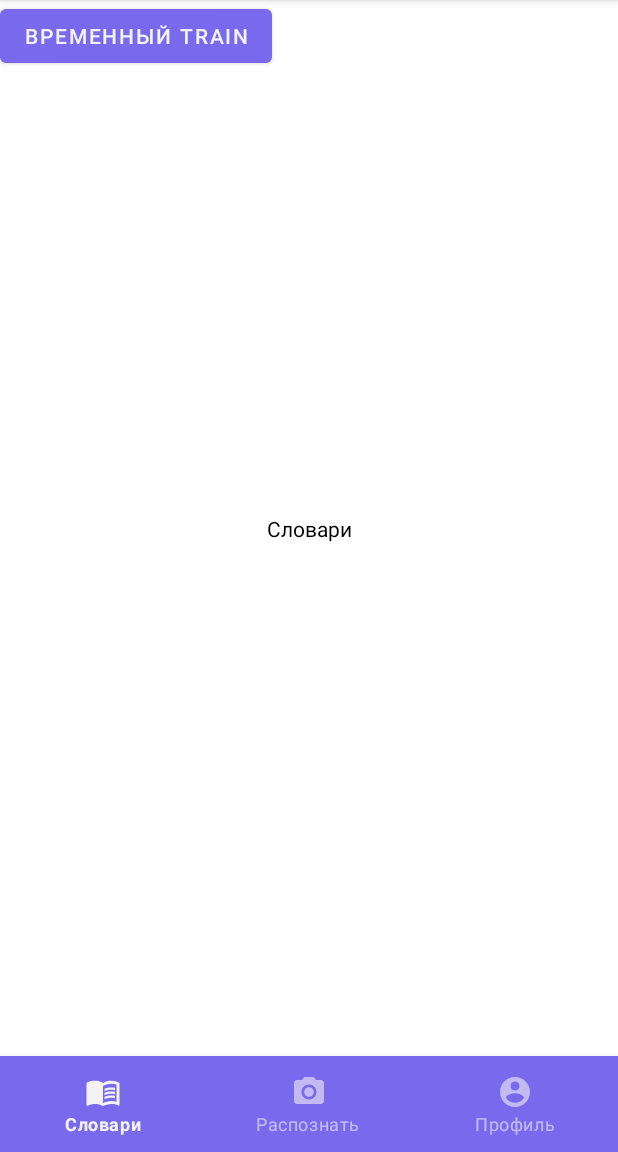
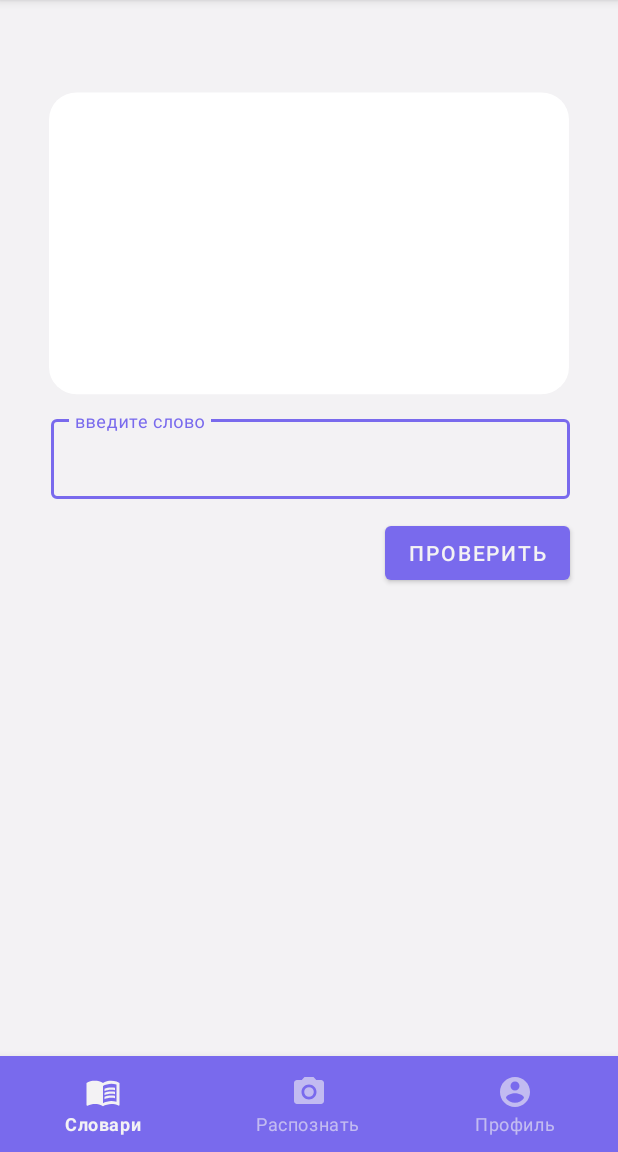
Before and after one commit to MariaMsu/Kotelok, an Android app: the screen it shows after launch (MainActivity), on a phone screen of 412 x 824 dp, the part 84-1236 px from its top. Run offline under Robolectric (Android 15) with nearby library versions, the phone set to English and light mode, and no system bars; our stand-ins replace Room's generated code; libraries missing offline, so code that uses them is left out: com.jakewharton.retrofit2; 1 statement that could not run was skipped.

Commit message:
доделала тренажер с вводом слова

```diff
--- a/app/src/main/kotlin/com/designdrivendevelopment/kotelok/screens/MainActivity.kt
+++ b/app/src/main/kotlin/com/designdrivendevelopment/kotelok/screens/MainActivity.kt
@@ -9,6 +9,7 @@ import com.designdrivendevelopment.kotelok.application.KotelokApplication
 import com.designdrivendevelopment.kotelok.screens.bottomNavigation.BottomNavigator
 import com.designdrivendevelopment.kotelok.screens.dictionaries.lookupWordDefinitionsScreen.LookupWordDefinitionsFragment
 import com.designdrivendevelopment.kotelok.screens.screensUtils.FragmentResult
+import com.designdrivendevelopment.kotelok.screens.trainers.TrainWriteFragment
 import com.google.android.material.bottomnavigation.BottomNavigationView
 
 class MainActivity : AppCompatActivity() {
@@ -29,7 +30,7 @@ class MainActivity : AppCompatActivity() {
             item?.isChecked = true
             bottomNavigator.setDefaultTab(bottomNavigator.getTabByName(DICTIONARIES_TAB))
         }
-        addFragment(TrainWriteFragment.newInstance(0))
+        addFragment(TrainWriteFragment.newInstance(1))
     }
 
     override fun onDestroy() {
--- a/app/src/main/kotlin/com/designdrivendevelopment/kotelok/screens/trainers/TrainFlashcardsFragment.kt
+++ b/app/src/main/kotlin/com/designdrivendevelopment/kotelok/screens/trainers/TrainFlashcardsFragment.kt
@@ -27,7 +27,7 @@ class TrainFlashcardsFragment : Fragment() {
 
     override fun onViewCreated(view: View, savedInstanceState: Bundle?) {
         super.onViewCreated(view, savedInstanceState)
-        textCompleted = view.findViewById(R.id.textCompleted)
+        textCompleted = view.findViewById(R.id.text_completed)
         flashcardButton = view.findViewById(R.id.flashcardButton)
         flashcardButton?.setOnClickListener(listener)
         yesButton = view.findViewById(R.id.yesButton)
--- a/app/src/main/kotlin/com/designdrivendevelopment/kotelok/screens/trainers/TrainWriteFragment.kt
+++ b/app/src/main/kotlin/com/designdrivendevelopment/kotelok/screens/trainers/TrainWriteFragment.kt
@@ -4,12 +4,24 @@ import android.os.Bundle
 import android.view.LayoutInflater
 import android.view.View
 import android.view.ViewGroup
+import android.widget.Button
+import android.widget.TextView
+import androidx.core.view.isVisible
 import androidx.fragment.app.Fragment
+import androidx.lifecycle.ViewModelProvider
 import com.designdrivendevelopment.kotelok.R
+import com.designdrivendevelopment.kotelok.application.KotelokApplication
 import com.google.android.material.textfield.TextInputLayout
 
 class TrainWriteFragment : Fragment() {
+    lateinit var viewModel : TrainWriteViewModel
+
     private var inputText : TextInputLayout? = null
+    private var checkButton: Button? = null
+    private var textCompleted: TextView? = null
+    private var flashcard : TextView? = null
+    private var correctWord : TextView? = null
+    private var nextWordButton : Button? = null
 
 
     override fun onCreateView(inflater: LayoutInflater, container: ViewGroup?, savedInstanceState: Bundle?): View? {
@@ -18,6 +30,69 @@ class TrainWriteFragment : Fragment() {
 
     override fun onViewCreated(view: View, savedInstanceState: Bundle?) {
         super.onViewCreated(view, savedInstanceState)
+        textCompleted = view.findViewById(R.id.text_completed)
+        inputText = view.findViewById(R.id.input_word)
+        checkButton = view.findViewById(R.id.check_button)
+        checkButton?.setOnClickListener(listener)
+        flashcard = view.findViewById(R.id.flashcard)
+        correctWord = view.findViewById(R.id.correct_word)
+        nextWordButton = view.findViewById(R.id.next_word_button)
+        nextWordButton?.setOnClickListener(listener)
+
+        val dictionaryId = arguments?.getLong("id") ?: 1
+        val factory = TrainWriteViewModelFactory(
+            dictionaryId,
+            (requireActivity().application as KotelokApplication)
+                .appComponent.cardsLearnDefRepository
+        )
+        viewModel = ViewModelProvider(this, factory).get(TrainWriteViewModel::class.java)
+
+        viewModel.currentWord.observe(
+            viewLifecycleOwner,
+            {
+                flashcard?.text = viewModel.currentWord.value?.mainTranslation
+            }
+        )
+
+        viewModel.viewState.observe(
+            viewLifecycleOwner,
+            {
+                onStateChanged(viewModel.viewState.value)
+            }
+        )
+    }
+
+    private fun onStateChanged(state: State?) {
+        if (state == State.NOT_GUESSED) {
+            checkedVisibility(false)
+        } else {
+            checkedVisibility(true)
+            if (state == State.GUESSED_CORRECT) {
+                correctWord?.text = "Верно!"
+            } else {
+                correctWord?.text = viewModel.currentWord.value?.writing
+            }
+        }
+    }
+
+    private val listener = View.OnClickListener { view ->
+        when (view.id) {
+            R.id.check_button -> {
+                viewModel.onGuess(inputText?.editText?.text.toString())
+            }
+            R.id.next_word_button -> {
+                viewModel.onPressNext()
+            }
+        }
+    }
+
+    private fun checkedVisibility(isChecked: Boolean){
+        inputText?.isEnabled = !isChecked
+        checkButton?.isVisible = !isChecked
+        checkButton?.isClickable = !isChecked
+        correctWord?.isVisible = isChecked
+        nextWordButton?.isVisible = isChecked
+        nextWordButton?.isClickable = isChecked
     }
 
     companion object {
@@ -29,7 +104,7 @@ class TrainWriteFragment : Fragment() {
     }
 
     enum class State {
-        NOT_GUESSED, GUESSED
+        NOT_GUESSED, GUESSED_CORRECT, GUESSED_INCORRECT
     }
 
 }
--- /dev/null
+++ b/app/src/main/kotlin/com/designdrivendevelopment/kotelok/screens/trainers/TrainWriteViewModelFactory.kt
@@ -0,0 +1,19 @@
+package com.designdrivendevelopment.kotelok.screens.trainers
+
+import androidx.lifecycle.ViewModel
+import androidx.lifecycle.ViewModelProvider
+import com.designdrivendevelopment.kotelok.repositoryImplementations.learnableDefinitionsRepository.CardsLearnableDefinitionsRepository
+
+class TrainWriteViewModelFactory(
+    private val dictionaryId: Long,
+    private val cardsLearnDefRepository: CardsLearnableDefinitionsRepository
+) : ViewModelProvider.Factory {
+
+    override fun <T : ViewModel> create(modelClass: Class<T>): T {
+        @Suppress("UNCHECKED_CAST")
+        if (modelClass.isAssignableFrom(TrainWriteViewModel::class.java)) {
+            return TrainWriteViewModel(dictionaryId, cardsLearnDefRepository) as T
+        }
+        throw IllegalArgumentException("Unknown ViewModel class")
+    }
+}
--- a/app/src/main/res/layout/fragment_train_flashcards.xml
+++ b/app/src/main/res/layout/fragment_train_flashcards.xml
@@ -53,7 +53,7 @@
         android:text="@string/dict_completed"
         android:layout_width="338dp"
         android:layout_height="53dp"
-        android:id="@+id/textCompleted"
+        android:id="@+id/text_completed"
         android:textColor="@color/dark_purple_main"
         android:textStyle="bold"
         android:textSize="24sp"
--- a/app/src/main/res/layout/fragment_train_write.xml
+++ b/app/src/main/res/layout/fragment_train_write.xml
@@ -36,7 +36,9 @@
         <com.google.android.material.textfield.TextInputEditText
             android:layout_width="match_parent"
             android:layout_height="53dp"
-            android:hint="@string/enter_word" />
+            android:hint="@string/enter_word"
+            android:maxLines="1"
+            android:inputType="text"/>
 
 
     </com.google.android.material.textfield.TextInputLayout>
@@ -45,7 +47,7 @@
         android:text="@string/next_word"
         android:layout_width="wrap_content"
         android:layout_height="wrap_content"
-        android:id="@+id/button"
+        android:id="@+id/next_word_button"
         app:layout_constraintEnd_toEndOf="parent"
         app:layout_constraintBottom_toBottomOf="parent"
         android:layout_marginEnd="24dp"
@@ -53,10 +55,10 @@
         android:visibility="invisible" />
 
     <TextView
-        android:text="Перевод"
+        android:text="@string/default_word"
         android:layout_width="345dp"
         android:layout_height="40dp"
-        android:id="@+id/textView"
+        android:id="@+id/correct_word"
         app:layout_constraintStart_toStartOf="@+id/flashcard"
         app:layout_constraintTop_toBottomOf="@+id/input_word"
         android:layout_marginTop="20dp"
@@ -68,15 +70,24 @@
         android:text="@string/dict_completed"
         android:layout_width="338dp"
         android:layout_height="53dp"
-        android:id="@+id/textCompleted"
+        android:id="@+id/text_completed"
         android:textColor="@color/dark_purple_main"
         android:textStyle="bold"
         android:textSize="24sp"
         android:visibility="invisible"
-        app:layout_constraintTop_toBottomOf="@+id/textView"
-        app:layout_constraintStart_toStartOf="@+id/textView"
-        app:layout_constraintEnd_toEndOf="@+id/textView"
-        app:layout_constraintHorizontal_bias="0.5" />
+        app:layout_constraintTop_toBottomOf="@+id/correct_word"
+        app:layout_constraintStart_toStartOf="@+id/correct_word"
+        app:layout_constraintEnd_toEndOf="@+id/correct_word"
+        android:layout_marginTop="16dp" />
+
+    <Button
+        android:text="@string/check_button_text"
+        android:layout_width="wrap_content"
+        android:layout_height="wrap_content"
+        android:id="@+id/check_button"
+        app:layout_constraintEnd_toEndOf="@+id/input_word"
+        app:layout_constraintTop_toBottomOf="@+id/input_word"
+        android:layout_marginTop="12dp" />
 
 
 </androidx.constraintlayout.widget.ConstraintLayout>
--- a/app/src/main/res/values/strings.xml
+++ b/app/src/main/res/values/strings.xml
@@ -14,4 +14,5 @@
     <string name="dict_completed">Тренировка завершена!</string>
     <string name="enter_word">введите слово</string>
     <string name="next_word">следущее слово</string>
+    <string name="check_button_text">проверить</string>
 </resources>
```
Also changed, not shown: app/src/main/kotlin/com/designdrivendevelopment/kotelok/screens/trainers/TrainWriteViewModel.kt (+9 -6 lines).
